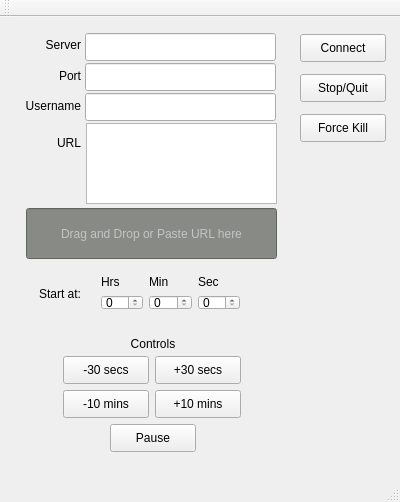
Old version of the form mainwindow.ui in the repository ramesh45345/omx-control.
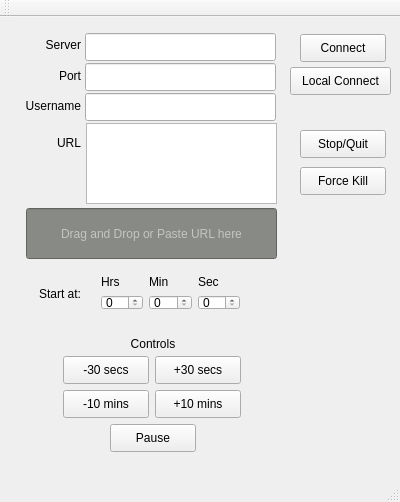
New version of the form.

Commit message: Add youtube-dl local button.

```diff
--- a/mainwindow.ui
+++ b/mainwindow.ui
@@ -178,7 +178,7 @@
     <property name="geometry">
      <rect>
       <x>300</x>
-      <y>57</y>
+      <y>113</y>
       <width>86</width>
       <height>28</height>
      </rect>
@@ -260,7 +260,7 @@
     <property name="geometry">
      <rect>
       <x>300</x>
-      <y>97</y>
+      <y>150</y>
       <width>86</width>
       <height>28</height>
      </rect>
@@ -414,6 +414,25 @@
      <enum>Qt::LogicalMoveStyle</enum>
     </property>
    </widget>
+   <widget class="QPushButton" name="pushButton_localconnect">
+    <property name="geometry">
+     <rect>
+      <x>290</x>
+      <y>50</y>
+      <width>101</width>
+      <height>28</height>
+     </rect>
+    </property>
+    <property name="layoutDirection">
+     <enum>Qt::LeftToRight</enum>
+    </property>
+    <property name="text">
+     <string>Local Connect</string>
+    </property>
+    <property name="shortcut">
+     <string>C</string>
+    </property>
+   </widget>
   </widget>
   <widget class="QMenuBar" name="menuBar">
    <property name="geometry">
```
Left out of the diff: 8 changed lines with no effect on the pictures. The commit also changes 2 other files.
